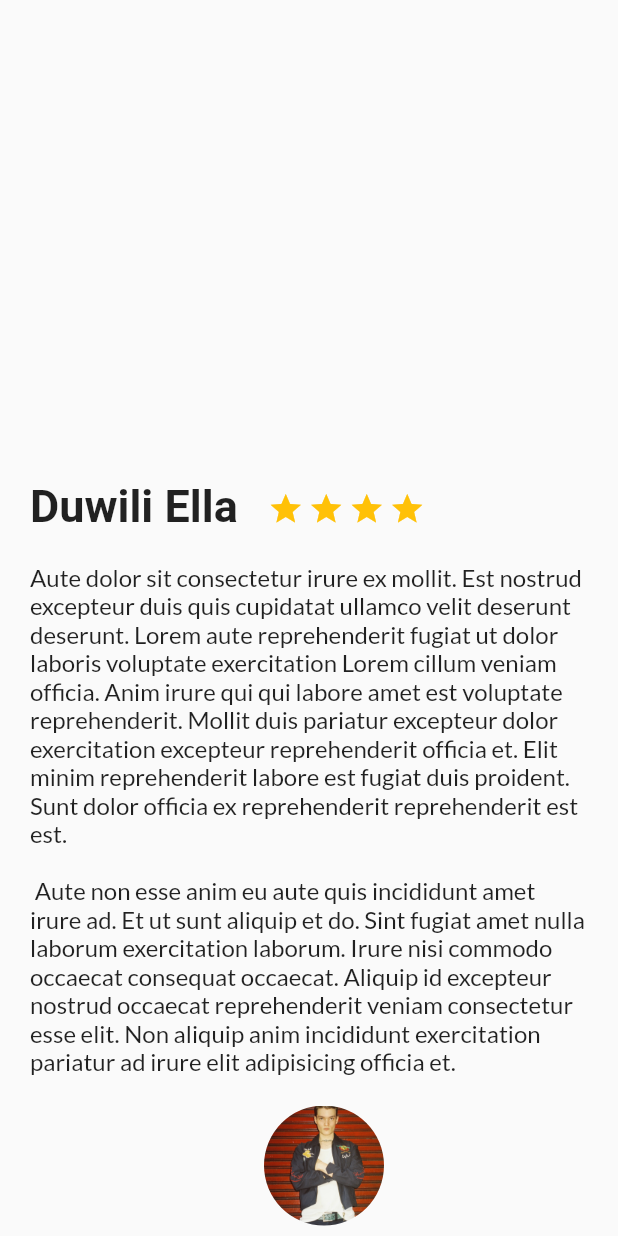
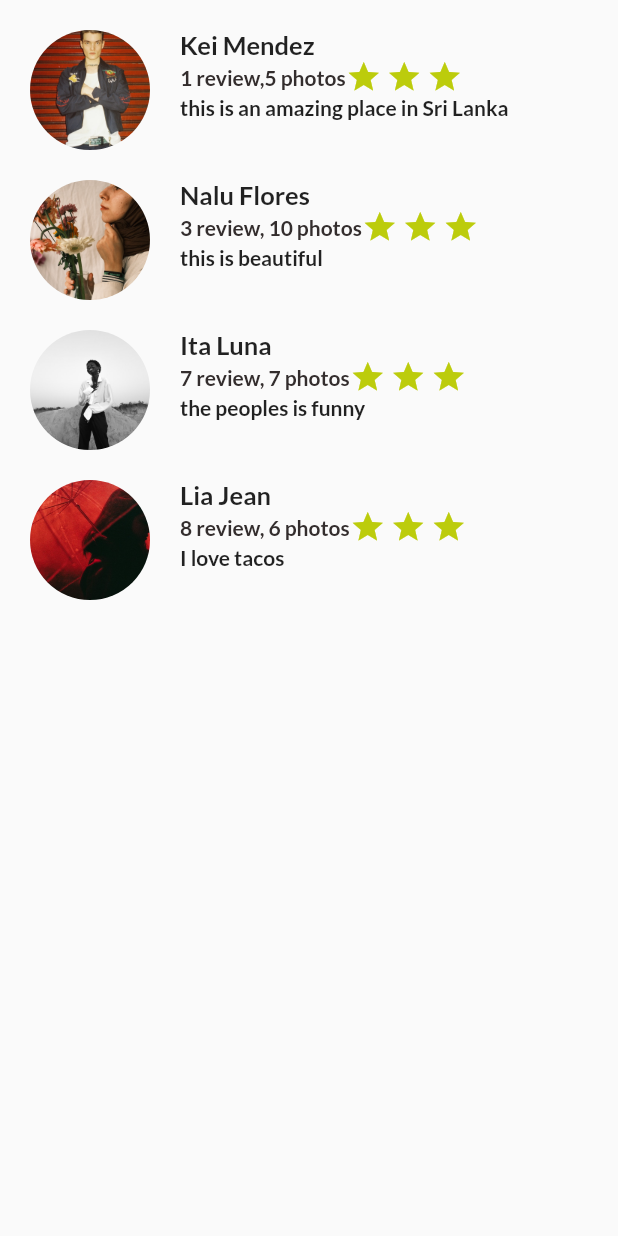
Before and after one commit to Lorelei05/NewTravel, a Flutter app: the screen it shows after launch, on a phone screen of 412 x 824 dp. Run offline on Flutter 3.47's test engine with Material 2 defaults, Android fonts, the phone set to English and light mode, and no system bars; our stand-ins replace google_fonts.

Commit message:
nuevo avance

```diff
--- a/lib/main.dart
+++ b/lib/main.dart
@@ -1,20 +1,27 @@
 import 'package:flutter/material.dart';
 import 'package:travell/screens/description_place_screens.dart';
+import 'package:travell/screens/reviews.dart';
 
 void main() {
   runApp(const MainApp());
 }
 
 class MainApp extends StatelessWidget {
+  final namePlace = 'Duwili Ella';
+  final descriptionText =
+        'Anim velit sint commodo adipisicing consequat laborum ullamco mollit in ipsum commodo occaecat nisi. Magna labore proident nostrud dolor sit ullamco. Veniam enim dolor esse fugiat duis proident et eu nisi id adipisicing aliquip laboris et. Dolor eiusmod exercitation labore eu dolore Lorem ad voluptate nisi. Est ut voluptate enim nisi Lorem non aliquip ad culpa enim ea velit elit consequat. \n \n Consequat dolor aliqua esse tempor voluptate cupidatat pariatur ad magna et excepteur adipisicing pariatur minim. Elit ullamco irure ex laborum nulla deserunt quis fugiat culpa ullamco aliquip excepteur dolore eu. Adipisicing excepteur sit labore mollit ex nulla enim irure exercitation nisi culpa non occaecat laborum. Laborum non nostrud tempor duis officia aute culpa anim ut adipisicing consequat. Amet amet eu sint et sit excepteur incididunt irure elit ea aliqua. Laboris esse proident tempor sit';
+
   const MainApp({super.key});
 
   @override
   Widget build(BuildContext context) {
-    return const MaterialApp(
+    return  MaterialApp(
       debugShowCheckedModeBanner: false,
       home: Scaffold(
-        body: DescriptionPlaceScreen(),
-      ),
-    );
+        //body: DescriptionPlaceScreen(descriptionPlace: descriptionText, namePlace: namePlace, stars: 4,
+        //),
+        body: Reviews(),
+        ),
+      );
   }
 }
--- a/lib/screens/description_place_screens.dart
+++ b/lib/screens/description_place_screens.dart
@@ -2,8 +2,14 @@ import 'package:flutter/material.dart';
 import 'package:google_fonts/google_fonts.dart';
 import 'package:travell/screens/review.dart';
 
+//stlesss
 class DescriptionPlaceScreen extends StatelessWidget {
-  const DescriptionPlaceScreen({super.key});
+
+  final String namePlace;
+  final String descriptionPlace;
+  final int stars;
+
+  const DescriptionPlaceScreen({super.key, required this.namePlace, required this.descriptionPlace, required this.stars});
 
   @override
   Widget build(BuildContext context) {
@@ -12,9 +18,6 @@ class DescriptionPlaceScreen extends StatelessWidget {
       fontWeight: FontWeight.bold,
     );
 
-    const descriptionText =
-        'Aute dolor sit consectetur irure ex mollit. Est nostrud excepteur duis quis cupidatat ullamco velit deserunt deserunt. Lorem aute reprehenderit fugiat ut dolor laboris voluptate exercitation Lorem cillum veniam officia. Anim irure qui qui labore amet est voluptate reprehenderit. Mollit duis pariatur excepteur dolor exercitation excepteur reprehenderit officia et. Elit minim reprehenderit labore est fugiat duis proident. Sunt dolor officia ex reprehenderit reprehenderit est est. \n\n Aute non esse anim eu aute quis incididunt amet irure ad. Et ut sunt aliquip et do. Sint fugiat amet nulla laborum exercitation laborum. Irure nisi commodo occaecat consequat occaecat. Aliquip id excepteur nostrud occaecat reprehenderit veniam consectetur esse elit. Non aliquip anim incididunt exercitation pariatur ad irure elit adipisicing officia et.';
-
     final star = Container(
       margin: const EdgeInsets.only(
         top: 323.0,
@@ -22,11 +25,10 @@ class DescriptionPlaceScreen extends StatelessWidget {
       ),
       child: const Icon(
         Icons.star,
-        color: Colors.amber,
+        color: Color.fromARGB(255, 188, 204, 12),
       ),
     );
-
-    final titleAndStars = Row(
+    final titleAndStarts = Row(
       children: [
         Container(
           margin: const EdgeInsets.only(
@@ -34,8 +36,8 @@ class DescriptionPlaceScreen extends StatelessWidget {
             left: 20.0,
             right: 20.0,
           ),
-          child: const Text(
-            "Duwili Ella",
+          child: Text(
+            namePlace,
             style: titleStyle,
             textAlign: TextAlign.left,
           ),
@@ -54,20 +56,20 @@ class DescriptionPlaceScreen extends StatelessWidget {
         right: 20.0,
       ),
       child: Text(
-        descriptionText,
+        descriptionPlace,
         style: GoogleFonts.lato(
           textStyle: const TextStyle(
-            fontSize: 16,
-          ),
+            fontSize: 13,
+          )
         ),
       ),
     );
 
     return Column(
       children: [
-        titleAndStars,
+        titleAndStarts,
         description,
-        const Review(),
+
       ],
     );
   }
--- a/lib/screens/review.dart
+++ b/lib/screens/review.dart
@@ -1,11 +1,16 @@
 import 'package:flutter/material.dart';
+import 'package:google_fonts/google_fonts.dart';
 
-class Review extends StatelessWidget{
-  final String pathProfile = 'assets/img/chico.jpg';
-  const Review({super.key});
+class Review extends StatelessWidget {
+  final String pathProfile;
+  final String user;
+  final String details;
+  final String comments;
+  const Review({super.key, required this.pathProfile, required this.user, required this.details, required this.comments});
 
   @override
   Widget build(BuildContext context) {
+
     final profilePic = Container(
       margin: const EdgeInsets.only(
         top: 20.0,
@@ -13,13 +18,86 @@ class Review extends StatelessWidget{
       ),
   width: 80.0,
   height: 80.0,
-  decoration: BoxDecoration(
+  decoration : BoxDecoration(
     shape: BoxShape.circle,
     image: DecorationImage(
       fit: BoxFit.cover,
-      image:  AssetImage(pathProfile),
+      image: AssetImage(pathProfile),
+    )
+  )
+    );
+
+    final userName = Container(
+      margin: EdgeInsets.only(
+        left: 20.0,
+      ),
+      child: Text(
+        user,
+        textAlign: TextAlign.left,
+        style: GoogleFonts.lato(fontSize: 17,
+        fontWeight: FontWeight.bold,
         ),
       ),
+    );
+   final star = Container(
+      margin: const EdgeInsets.only(
+        right: 3.0,
+      ),
+      child: const Icon(
+        Icons.star,
+        color: Color.fromARGB(255, 188, 204, 12),
+      ),
+    );
+
+  final userInfo = Container(
+      margin: EdgeInsets.only(
+        left: 20.0,
+      ),
+      child: Row(
+        children: [
+          Text(
+            details,
+            textAlign: TextAlign.left,
+            style: GoogleFonts.lato(fontSize: 14,
+            fontWeight: FontWeight.bold,
+            color:Color.fromARGB(255, 51, 45, 45)
+            ),
+          ),
+        star,
+        star,
+        star,
+        ],
+      ),
+    );
+
+    final userComments = Container(
+      margin: EdgeInsets.only(
+        left: 20.0,
+      ),
+      child: Text(
+        comments,
+        textAlign: TextAlign.left,
+        style: GoogleFonts.lato(fontSize: 14,
+        fontWeight: FontWeight.bold,
+        ),
+      ),
+    );
+
+    final userDetails = Column(
+      crossAxisAlignment: CrossAxisAlignment.start,
+      mainAxisAlignment:  MainAxisAlignment.start,
+      children: [
+      userName,
+      userInfo,
+      userComments,
+      ],
+    );
+
+    return Row(
+      children: [
+        profilePic,
+        userDetails,
+      ],
     );
   return profilePic;
   }
--- /dev/null
+++ b/lib/screens/reviews.dart
@@ -0,0 +1,42 @@
+import 'package:flutter/material.dart';
+import 'package:travell/screens/review.dart';
+
+class Reviews extends StatelessWidget{
+  const Reviews({super.key});
+
+  @override
+  Widget build(BuildContext context) {
+    return const Column(
+      crossAxisAlignment: CrossAxisAlignment.start,
+     children: [
+      Review(
+      pathProfile: 'assets/img/chico.jpg',
+      user: 'Kei Mendez',
+      details: '1 review,5 photos',
+      comments: 'this is an amazing place in Sri Lanka',
+      ),
+      Review(
+        pathProfile: 'assets/img/chicaFlores.jpg',
+      user: 'Nalu Flores',
+      details: '3 review, 10 photos',
+      comments: 'this is beautiful',
+      ),
+      Review(
+        pathProfile: 'assets/img/chica.jpg',
+      user: 'Ita Luna',
+      details: '7 review, 7 photos',
+      comments: 'the peoples is funny',
+      ),
+      Review(
+        pathProfile: 'assets/img/rojo.jpg',
+      user: 'Lia Jean',
+      details: '8 review, 6 photos',
+      comments: 'I love tacos',
+     ),
+     ],
+      );
+
+
+  }
+
+}
--- a/pubspec.yaml
+++ b/pubspec.yaml
@@ -59,6 +59,9 @@ flutter:
   # To add assets to your application, add an assets section, like this:
   assets:
    - assets/img/chico.jpg
+   - assets/img/chicaFlores.jpg
+   - assets/img/chica.jpg
+   - assets/img/rojo.jpg
 
   # assets:
   #   - images/a_dot_burr.jpeg
```
Also changed, not shown: assets/img/chica.jpg (added), assets/img/chicaFlores.jpg (added), assets/img/rojo.jpg (added). Lines whose indentation alone changed are shown as unchanged.
